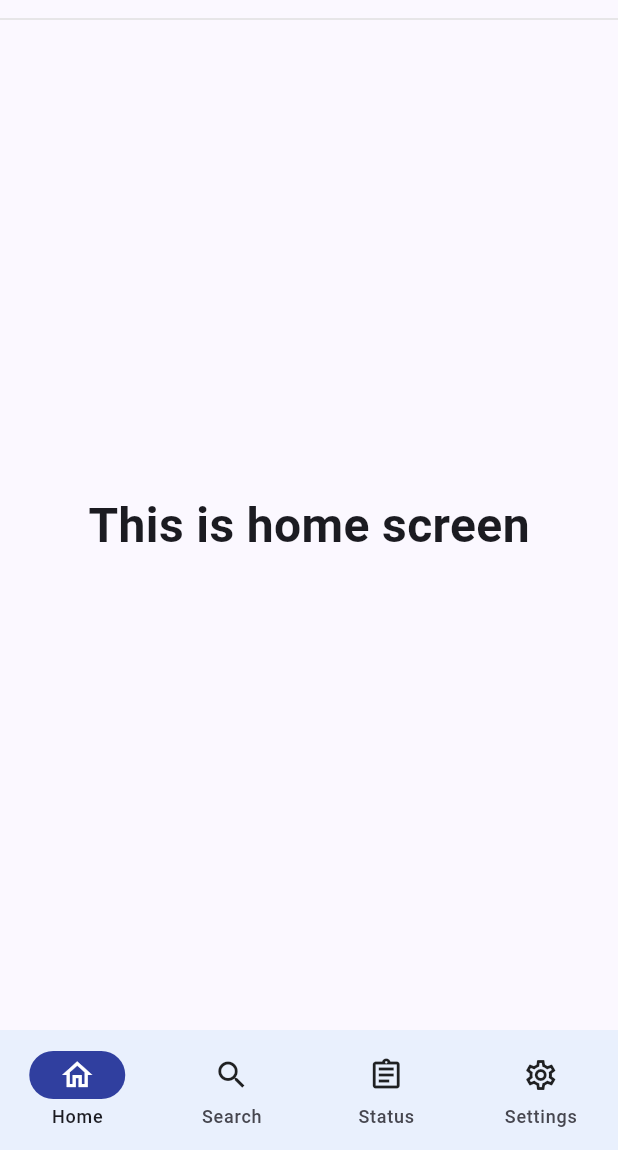
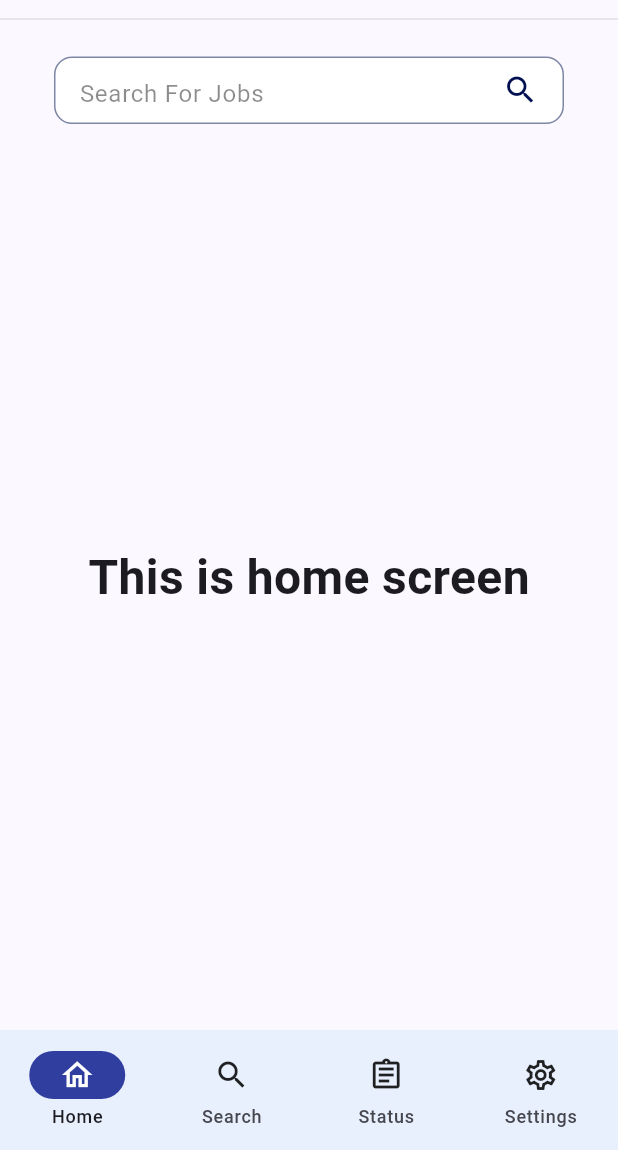
Before and after one commit to nypoclary/easy_hire, a Flutter app: the screen it shows after launch, on a phone screen of 412 x 824 dp, the part 86-1236 px from its top. Run offline on Flutter 3.47's test engine with Material 3 defaults, Android fonts, the phone set to English and light mode, and no system bars; our stand-ins replace go_router.

Commit message:
feat_search_bar

```diff
--- /dev/null
+++ b/lib/core/widgets/job_search_bar.dart
@@ -0,0 +1,47 @@
+import 'package:flutter/material.dart';
+import 'package:easy_hire/core/app_theme.dart';
+
+class JobSearchBar extends StatelessWidget {
+  final ValueChanged<String>? onChanged;
+  final double height;
+  final double? width;
+
+  const JobSearchBar({
+    super.key,
+    this.onChanged,
+    this.height = 45,
+    this.width = 340,
+  });
+
+  @override
+  Widget build(BuildContext context) {
+    return Center(
+      child: Padding(
+        padding: const EdgeInsets.only(left: 8, right: 8),
+        child: Container(
+          height: height,
+          width: width,
+          decoration: BoxDecoration(
+            color: Colors.white,
+            border: Border.all(color: AppTheme.primaryNavyBlue.withOpacity(0.5)),
+            borderRadius: BorderRadius.circular(12),
+          ),
+          child: TextField(
+            onChanged: onChanged,
+            textAlignVertical: TextAlignVertical.center,
+            decoration: InputDecoration(
+              hintText: 'Search For Jobs',
+              hintStyle: const TextStyle(color: Colors.black45),
+              suffixIcon: Padding(
+                padding: const EdgeInsets.only(right: 8),
+                child: Icon(Icons.search, color: AppTheme.primaryNavyBlue),
+              ),
+              contentPadding: const EdgeInsets.symmetric(horizontal: 16),
+              border: InputBorder.none,
+            ),
+          ),
+        ),
+      ),
+    );
+  }
+}
--- a/lib/features/home/view/home_screen.dart
+++ b/lib/features/home/view/home_screen.dart
@@ -1,5 +1,6 @@
+import 'package:easy_hire/core/widgets/job_search_bar.dart';
 import 'package:flutter/material.dart';
-import '../../../core/widgets/header.dart';
+import 'package:easy_hire/core/widgets/header.dart';
 
 class HomeScreen extends StatefulWidget {
   const HomeScreen({super.key});
@@ -15,8 +16,15 @@ class _HomeScreenState extends State<HomeScreen> {
       body: SafeArea(
         child: Column(
           crossAxisAlignment: CrossAxisAlignment.start,
-          children:  [
+          children: [
             Header(title: 'Welcome to EasyHire'),
+            SizedBox(height: 24),
+            JobSearchBar(
+              onChanged: (query) {
+                //  Add search/filter logic here
+                print("Search input: $query");
+              },
+            ),
             Expanded(
               child: Center(
                 child: Text(
```
Also changed, not shown: lib/core/widgets/search_bar.dart (deleted).
